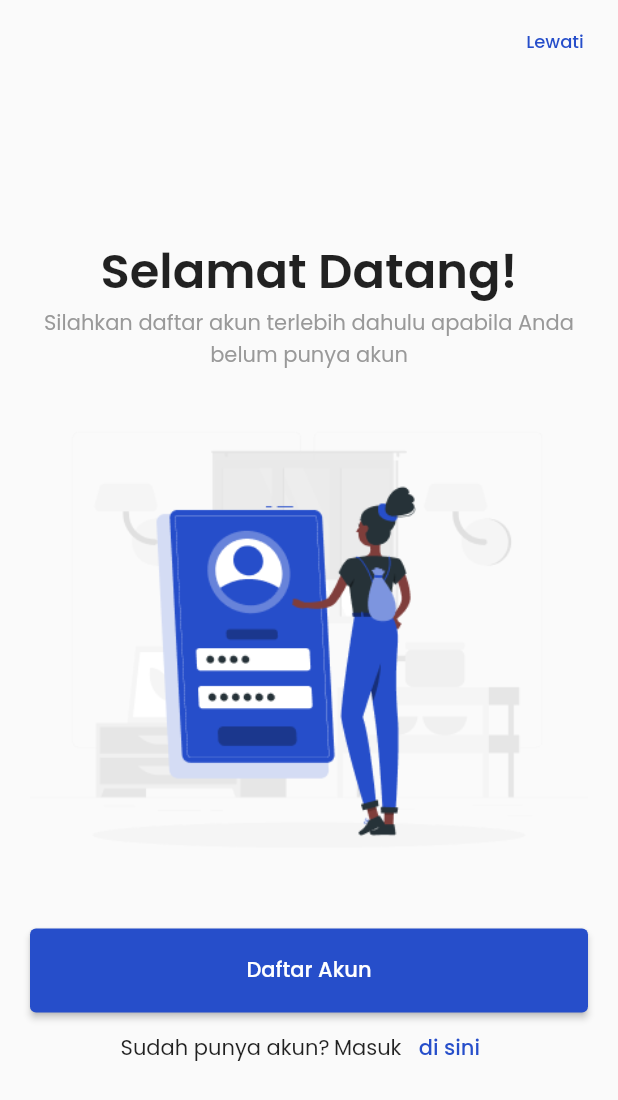
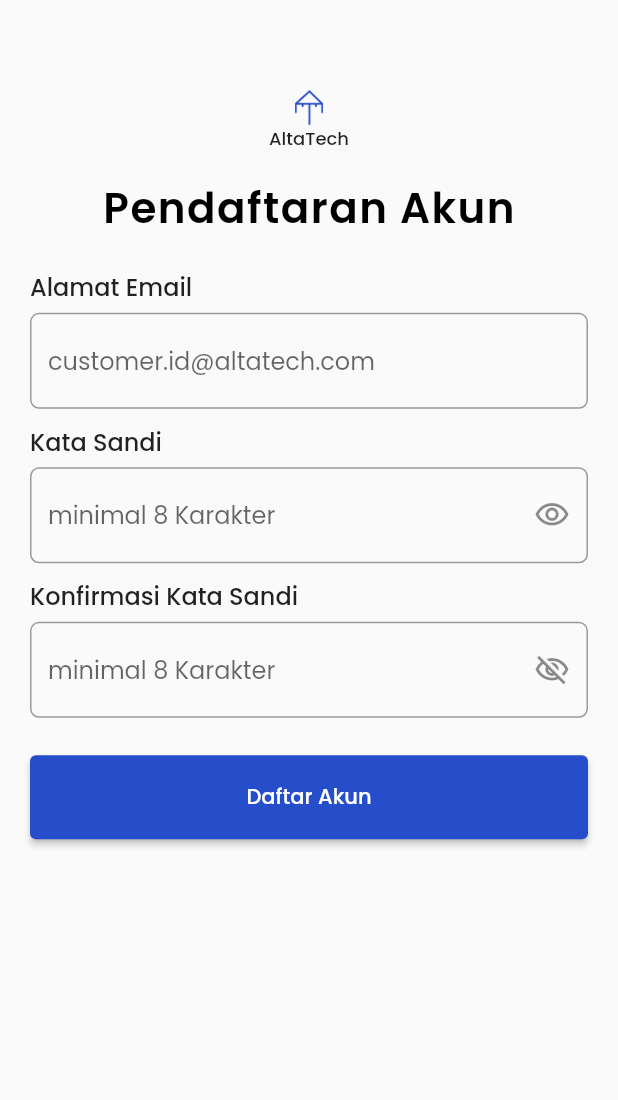
Before and after one commit to Kelompok-17-Capstone/mobile_flutter, a Flutter app: the screen it shows after launch, after a tap on "Daftar Akun", on a phone screen of 412 x 824 dp. Shown: the top 1100 px of the screen. Run offline on Flutter 3.47's test engine with Material 2 defaults, Android fonts, the phone set to English and light mode, and no system bars; our stand-ins replace barcode_widget.

Commit message:
merge & refactoring the code

```diff
--- a/lib/main.dart
+++ b/lib/main.dart
@@ -1,5 +1,5 @@
 import 'package:flutter/material.dart';
-import 'package:mobile_flutter/views/login.dart';
+import 'package:mobile_flutter/views/auth/register_view.dart';
 import 'package:mobile_flutter/views/dashboard/dashboard_view.dart';
 import 'package:mobile_flutter/views/dashboard/product/product_provider.dart';
 import 'package:mobile_flutter/views/dashboard/welcome_view.dart';
@@ -27,6 +27,7 @@ class MyApp extends StatelessWidget {
         routes: {
           '/': (context) => const SplashScreen(),
           '/welcome': (context) => const WelcomeView(),
+          '/register': (context) => const RegisterView(),
           '/dashboard': (context) => const DashboardView(),
         },
       ),
--- /dev/null
+++ b/lib/shared/form.dart
@@ -0,0 +1,37 @@
+import 'package:flutter/material.dart';
+
+TextFormField emailForm({required TextEditingController controller}) {
+  return TextFormField(
+    controller: controller,
+    decoration: InputDecoration(
+      hintText: 'customer.id@altatech.com',
+      hintStyle: const TextStyle(
+        fontWeight: FontWeight.w400,
+        fontSize: 16,
+      ),
+      border: OutlineInputBorder(
+          borderRadius: BorderRadius.circular(6)),
+    ),
+  );
+}
+
+TextFormField passwordForm({required TextEditingController controller, required bool isPasswordVisible, required Widget icon, required void Function()? onPressed}) {
+
+  return TextFormField(
+    controller: controller,
+    obscureText: isPasswordVisible,
+    decoration: InputDecoration(
+      hintText: 'minimal 8 Karakter',
+      hintStyle: const TextStyle(
+        fontWeight: FontWeight.w400
+      ),
+      border: OutlineInputBorder(
+        borderRadius: BorderRadius.circular(6),
+      ),
+      suffixIcon: IconButton(
+        onPressed: onPressed,
+        icon: icon
+      )
+    ),
+  );
+}
--- /dev/null
+++ b/lib/views/auth/register_view.dart
@@ -0,0 +1,117 @@
+import 'package:flutter/material.dart';
+import 'package:mobile_flutter/shared/buttons.dart';
+import 'package:mobile_flutter/shared/form.dart';
+
+class RegisterView extends StatefulWidget {
+  const RegisterView({super.key});
+
+  @override
+  State<RegisterView> createState() => _RegisterViewState();
+}
+
+class _RegisterViewState extends State<RegisterView> {
+  TextEditingController emailController = TextEditingController();
+  TextEditingController passwordController = TextEditingController();
+  TextEditingController passwordConfirmationController = TextEditingController();
+  bool isPasswordVisible = false;
+
+  @override
+  Widget build(BuildContext context) {
+    return Scaffold(
+      body: SingleChildScrollView(
+      child: Padding(
+        padding: const EdgeInsets.symmetric(horizontal: 20, vertical: 60),
+        child: Center(
+          child: Column(
+            children: [
+              const Image(
+                image: AssetImage('assets/icons/alta_icon.png'),
+                width: 19,
+              ),
+              const Text(
+                'AltaTech',
+                style: TextStyle(
+                  fontWeight: FontWeight.w500,
+                  fontSize: 12
+                ),
+              ),
+              const SizedBox(height: 16),
+              const Text(
+                'Pendaftaran Akun',
+                style: TextStyle(
+                  fontSize: 28,
+                  letterSpacing: 1,
+                  fontWeight: FontWeight.w600,
+                  color: Colors.black,
+                )
+              ),
+              const SizedBox(height: 20),
+
+              Form(
+                child: Column(
+                  crossAxisAlignment: CrossAxisAlignment.start,
+                  children: [
+                    const Text(
+                      'Alamat Email',
+                      style: TextStyle(
+                        fontWeight: FontWeight.w500,
+                        fontSize: 16,
+                      ),
+                    ),
+                    const SizedBox(height: 5),
+                    emailForm(controller: emailController),
+                    const SizedBox(height: 10),
+                    const Text(
+                      'Kata Sandi',
+                      style: TextStyle(
+                        fontWeight: FontWeight.w500,
+                        fontSize: 16,
+                      ),
+                    ),
+                    const SizedBox(height: 5),
+                    //PASSWORD
+                    passwordForm(
+                      controller: passwordController,
+                      isPasswordVisible: isPasswordVisible,
+                      icon: !isPasswordVisible ? const Icon(Icons.visibility_outlined) : const Icon(Icons.visibility_off_outlined),
+                      onPressed: () {
+                        setState(() {
+                          isPasswordVisible = !isPasswordVisible;
+                        });
+                      },
+                    ),
+                    const SizedBox(height: 10),
+                    const Text(
+                      'Konfirmasi Kata Sandi',
+                      style: TextStyle(
+                        fontWeight: FontWeight.w500,
+                        fontSize: 16,
+                      ),
+                    ),
+                    const SizedBox(height: 5),
+                    passwordForm(
+                      controller: passwordConfirmationController,
+                      isPasswordVisible: !isPasswordVisible,
+                      icon: isPasswordVisible ? const Icon(Icons.visibility_outlined) : const Icon(Icons.visibility_off_outlined),
+                      onPressed: () {
+                        setState(() {
+                          isPasswordVisible = !isPasswordVisible;
+                        });
+                      },
+                    ),
+                    const SizedBox(height: 25),
+
+                    fullWidthButton(label: 'Daftar Akun', onPressed: () {
+
+                    })
+
+                  ],
+                ),
+              ),
+            ],
+          ),
+        ),
+      ),
+    ));
+  }
+}
--- a/lib/views/dashboard/member_view.dart
+++ b/lib/views/dashboard/member_view.dart
@@ -1,7 +1,7 @@
 import 'package:barcode_widget/barcode_widget.dart';
 import 'package:flutter/material.dart';
 import 'package:mobile_flutter/shared/buttons.dart';
-import 'package:mobile_flutter/shared/customAppBar.dart';
+import 'package:mobile_flutter/shared/custom_appbar.dart';
 import 'package:mobile_flutter/shared/header.dart';
 
 class MemberView extends StatelessWidget {
--- a/lib/views/dashboard/welcome_view.dart
+++ b/lib/views/dashboard/welcome_view.dart
@@ -54,7 +54,7 @@ class WelcomeView extends StatelessWidget {
                 image: AssetImage('assets/images/welcome.png'),
               ),
               fullWidthButton(label: 'Daftar Akun', onPressed: () {
-
+                Navigator.pushNamed(context, '/register');
               }),
               Row(
                 mainAxisAlignment: MainAxisAlignment.center,
--- a/pubspec.yaml
+++ b/pubspec.yaml
@@ -36,7 +36,6 @@ dependencies:
   # The following adds the Cupertino Icons font to your application.
   # Use with the CupertinoIcons class for iOS style icons.
   cupertino_icons: ^1.0.2
-  google_fonts: ^4.0.4
   http: ^0.13.6
   shared_preferences: ^2.1.1
   provider: ^6.0.5
```
Also changed, not shown: lib/models/api/auth_api.dart (added, +22 -0 lines), lib/shared/popup_dialog.dart (added, +63 -0 lines), lib/views/HomePage.dart (deleted, +0 -83 lines), lib/views/login.dart (deleted, +0 -272 lines), lib/views/reusableWidget.dart (deleted, +0 -142 lines), assets/images/AltaTech.png (deleted), assets/images/bukaMata.png (deleted), assets/images/icon.png (deleted), assets/images/mataIcon.png (deleted), lib/models/api/products_api.dart (added), lib/shared/custom_appbar.dart (renamed from lib/shared/customAppBar.dart), lib/shared/form_validator.dart (added), pubspec.lock, 1 other file.
